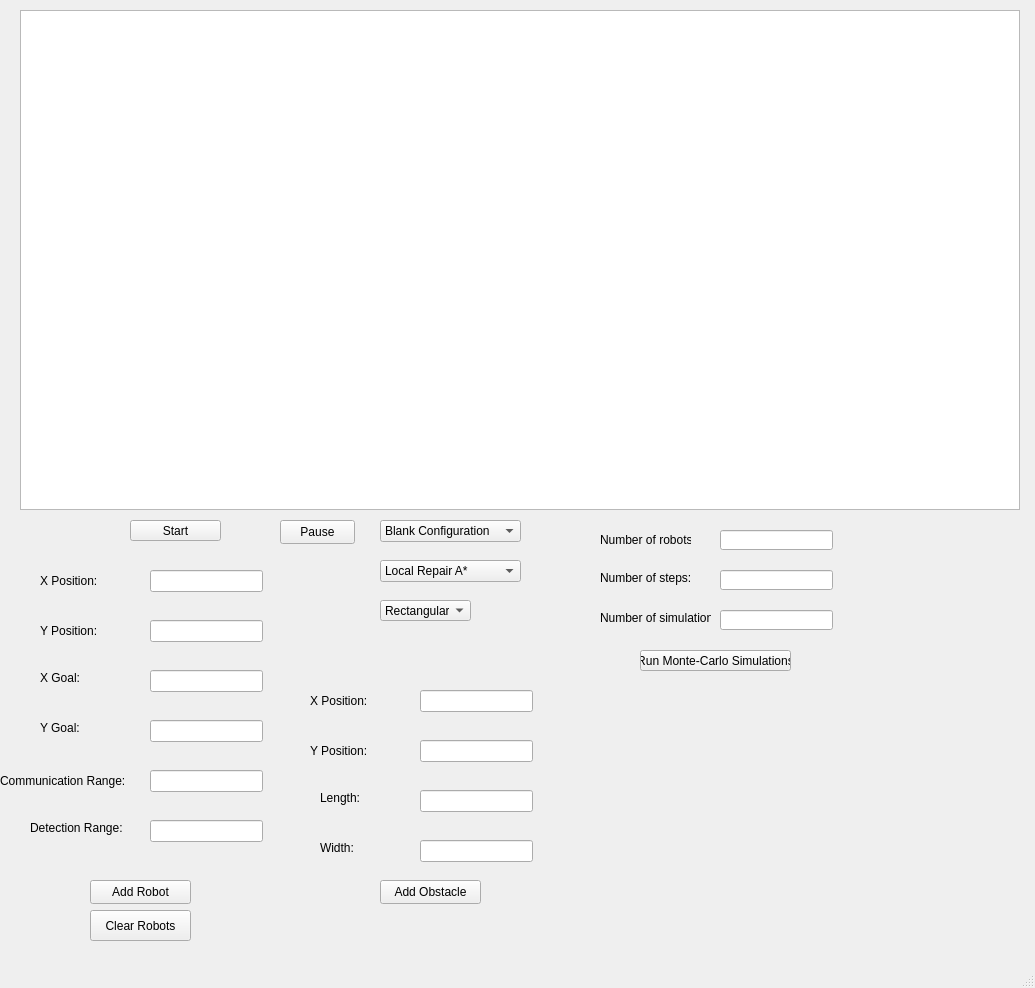
First picture: the form in multiagent_pathfinding_ui/mainwindow.ui, repository sinancimen/multiagent_pathfinding, before the edit.
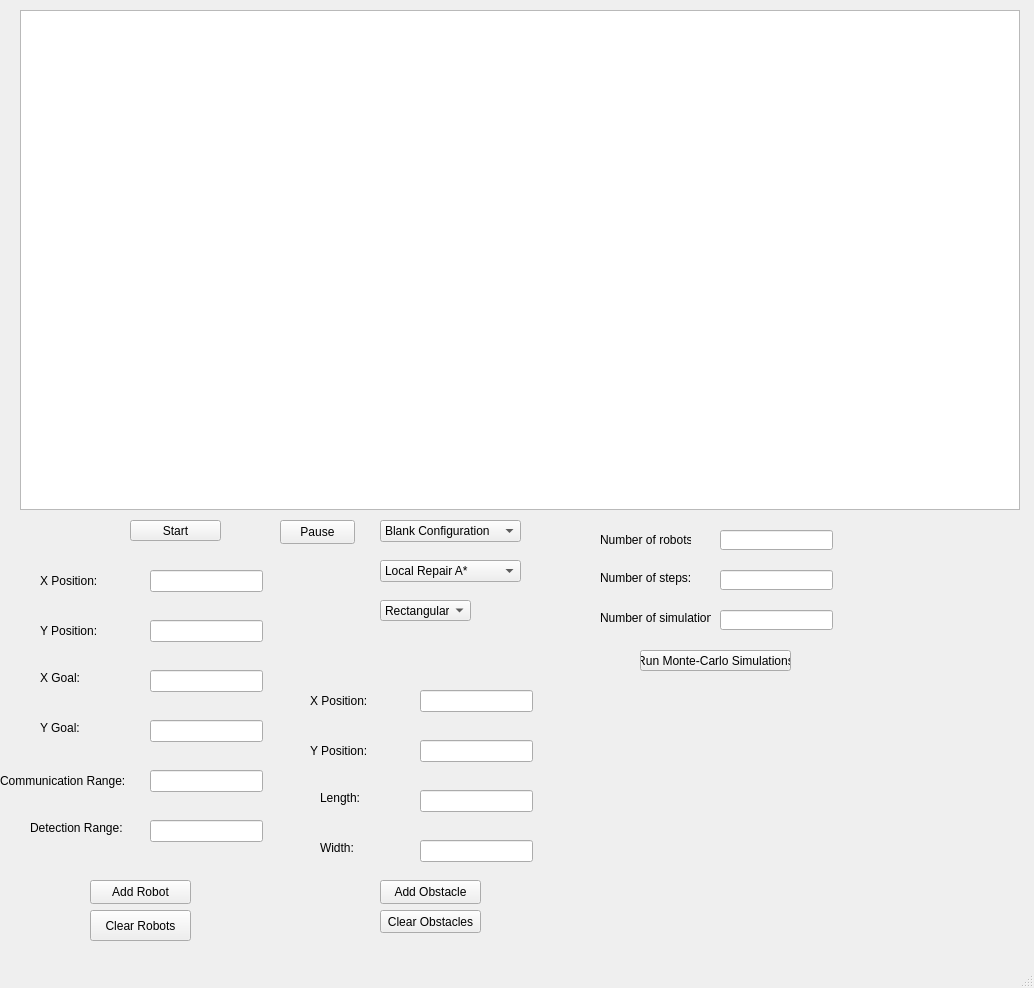
Second picture: the form after the edit.

Commit message:
obstacles are implemented into graph
need to implement failure detection and need to show info after solving the game

Diff of the .ui file:
```diff
--- a/multiagent_pathfinding_ui/mainwindow.ui
+++ b/multiagent_pathfinding_ui/mainwindow.ui
@@ -6,7 +6,7 @@
    <rect>
     <x>0</x>
     <y>0</y>
-    <width>1035</width>
+    <width>1034</width>
     <height>988</height>
    </rect>
   </property>
@@ -1134,6 +1134,19 @@
      <string>Run Monte-Carlo Simulations</string>
     </property>
    </widget>
+   <widget class="QPushButton" name="clearObstacleButton">
+    <property name="geometry">
+     <rect>
+      <x>380</x>
+      <y>910</y>
+      <width>101</width>
+      <height>23</height>
+     </rect>
+    </property>
+    <property name="text">
+     <string>Clear Obstacles</string>
+    </property>
+   </widget>
   </widget>
   <widget class="QMenuBar" name="menubar">
    <property name="geometry">
```
Left out of the diff: 19 changed lines with no effect on the pictures. The commit also changes 7 other files.
